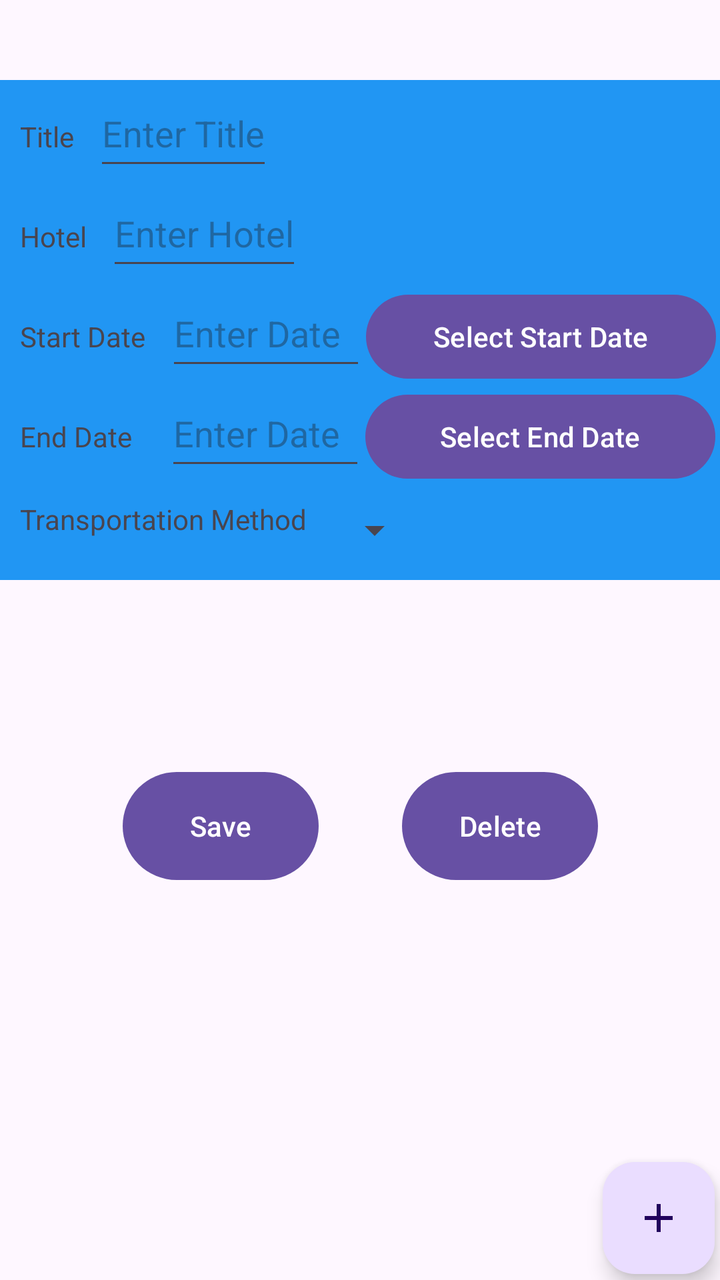
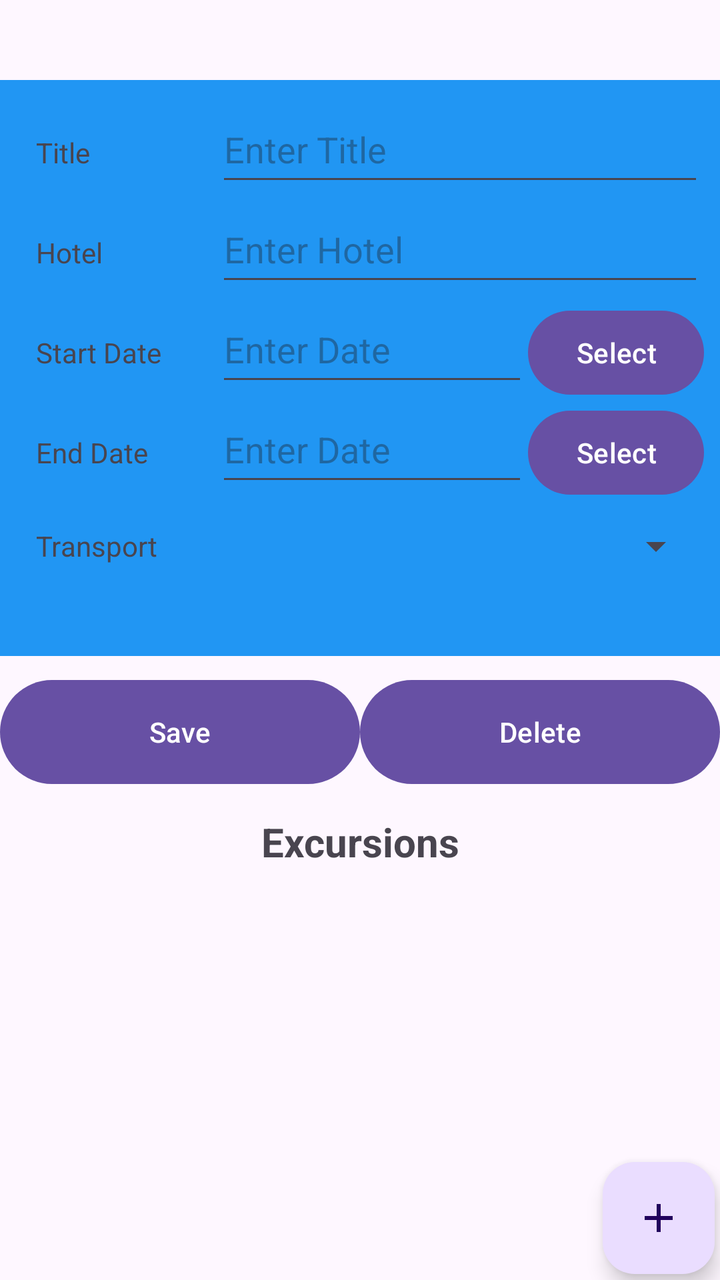

Compare the two renders of this Android layout. The source of the first and the diff that turns it into the second are given below.
<!-- AndroidManifest.xml: application theme Theme.D308VacationPlanner -->
<!-- res/layout/activity_vacation_details.xml -->
<?xml version="1.0" encoding="utf-8"?>
<androidx.constraintlayout.widget.ConstraintLayout xmlns:android="http://schemas.android.com/apk/res/android"
    xmlns:app="http://schemas.android.com/apk/res-auto"
    xmlns:tools="http://schemas.android.com/tools"
    android:id="@+id/main"
    android:layout_width="match_parent"
    android:layout_height="match_parent"
    tools:context=".UI.VacationDetailsActivity">

    <ScrollView
        android:id="@+id/scrollView2"
        android:layout_width="fill_parent"
        android:layout_height="wrap_content"
        android:layout_marginTop="40dp"
        android:background="#2196F3"
        app:layout_constraintHorizontal_bias="0.0"
        app:layout_constraintLeft_toLeftOf="parent"
        app:layout_constraintRight_toRightOf="parent"
        app:layout_constraintTop_toTopOf="parent">

        <LinearLayout
            android:layout_width="match_parent"
            android:layout_height="wrap_content"
            android:orientation="vertical">

            <LinearLayout
                android:layout_width="match_parent"
                android:layout_height="wrap_content"
                android:orientation="horizontal">

                <TextView
                    android:layout_width="wrap_content"
                    android:layout_height="50dp"
                    android:padding="10dp"
                    android:text="Title"></TextView>

                <EditText
                    android:id="@+id/titletext"
                    android:layout_width="wrap_content"
                    android:layout_height="50dp"
                    android:hint="Enter Title"></EditText>
            </LinearLayout>

            <LinearLayout
                android:layout_width="match_parent"
                android:layout_height="wrap_content"
                android:orientation="horizontal">

                <TextView
                    android:layout_width="wrap_content"
                    android:layout_height="50dp"
                    android:padding="10dp"
                    android:text="Hotel"></TextView>

                <EditText
                    android:id="@+id/hoteltext"
                    android:layout_width="wrap_content"
                    android:layout_height="50dp"
                    android:hint="Enter Hotel"></EditText>
            </LinearLayout>

            <LinearLayout
                android:layout_width="match_parent"
                android:layout_height="wrap_content"
                android:orientation="horizontal">

                <TextView
                    android:layout_width="wrap_content"
                    android:layout_height="50dp"
                    android:padding="10dp"
                    android:text="Start Date"></TextView>

                <EditText
                    android:id="@+id/startdate"
                    android:layout_width="100dp"
                    android:layout_height="50dp"
                    android:hint="Enter Date"></EditText>

                <Button
                    android:id="@+id/startdatebutton"
                    android:layout_width="175dp"
                    android:layout_height="50dp"
                    android:text="Select Start Date"></Button>
            </LinearLayout>

            <LinearLayout
                android:layout_width="match_parent"
                android:layout_height="wrap_content"
                android:orientation="horizontal">

                <TextView
                    android:layout_width="wrap_content"
                    android:layout_height="50dp"
                    android:padding="10dp"
                    android:text="End Date  "></TextView>

                <EditText
                    android:id="@+id/enddate"
                    android:layout_width="100dp"
                    android:layout_height="50dp"
                    android:hint="Enter Date"></EditText>

                <Button
                    android:id="@+id/enddatebutton"
                    android:layout_width="175dp"
                    android:layout_height="50dp"
                    android:text="Select End Date"></Button>
            </LinearLayout>

            <LinearLayout
                android:layout_width="match_parent"
                android:layout_height="wrap_content"
                android:orientation="horizontal">

                <TextView
                    android:layout_width="wrap_content"
                    android:layout_height="50dp"
                    android:padding="10dp"
                    android:text="Transportation Method"></TextView>

                <Spinner
                    android:id="@+id/transport"
                    android:layout_width="wrap_content"
                    android:layout_height="50dp"
                    android:hint="Choose Transport"></Spinner>
            </LinearLayout>
        </LinearLayout>

    </ScrollView>

    <com.google.android.material.floatingactionbutton.FloatingActionButton
        android:id="@+id/floatingActionButton2"
        android:layout_width="wrap_content"
        android:layout_height="wrap_content"
        android:clickable="true"
        app:layout_constraintBottom_toBottomOf="parent"
        app:layout_constraintEnd_toEndOf="parent"
        app:layout_constraintHorizontal_bias=".991"
        app:layout_constraintStart_toStartOf="parent"
        app:layout_constraintTop_toTopOf="parent"
        app:layout_constraintVertical_bias=".995"
        app:srcCompat="@drawable/baseline_add_24" />

    <LinearLayout
        android:layout_width="match_parent"
        android:layout_height="50dp"
        app:layout_constraintBottom_toTopOf="@+id/excursionRecyclerView"
        app:layout_constraintTop_toBottomOf="@+id/deleteButton">

        <TextView
            android:layout_width="match_parent"
            android:layout_height="50dp"
            android:gravity="center_horizontal|center_vertical"
            android:text="Excursions"
            android:textSize="10pt"
            android:textStyle="bold"></TextView>
    </LinearLayout>

    <androidx.recyclerview.widget.RecyclerView
        android:id="@+id/excursionRecyclerView"
        android:layout_width="409dp"
        android:layout_height="200dp"
        app:layout_constraintBottom_toBottomOf="parent"
        app:layout_constraintLeft_toLeftOf="parent"
        app:layout_constraintTop_toBottomOf="@+id/deleteButton"
        app:layout_constraintVertical_bias="0.547" />

    <Button
        android:id="@+id/deleteButton"
        android:layout_width="98dp"
        android:layout_height="62dp"
        android:layout_marginStart="138dp"
        android:layout_marginTop="92dp"
        android:text="Delete"
        app:layout_constraintEnd_toEndOf="parent"
        app:layout_constraintHorizontal_bias="0.508"
        app:layout_constraintStart_toStartOf="parent"
        app:layout_constraintTop_toBottomOf="@+id/scrollView2" />

    <Button
        android:id="@+id/saveButton"
        android:layout_width="98dp"
        android:layout_height="62dp"
        android:layout_marginTop="16dp"
        android:text="Save"
        app:layout_constraintBottom_toBottomOf="@+id/deleteButton"
        app:layout_constraintEnd_toStartOf="@+id/deleteButton"
        app:layout_constraintHorizontal_bias="0.596"
        app:layout_constraintStart_toStartOf="parent"
        app:layout_constraintTop_toBottomOf="@+id/scrollView2"
        app:layout_constraintVertical_bias="1.0" />

</androidx.constraintlayout.widget.ConstraintLayout>
<!-- resources referenced by this layout -->
<resources>
  <!-- drawable baseline_add_24 (drawable) -->
  <vector xmlns:android="http://schemas.android.com/apk/res/android" android:height="24dp" android:tint="#000000" android:viewportHeight="24" android:viewportWidth="24" android:width="24dp">
        
      <path android:fillColor="@android:color/white" android:pathData="M19,13h-6v6h-2v-6H5v-2h6V5h2v6h6v2z"/>
      
  </vector>
  <style name="Theme.D308VacationPlanner" parent="Base.Theme.D308VacationPlanner" />
  <style name="Base.Theme.D308VacationPlanner" parent="Theme.Material3.DayNight">
          
          
      </style>
</resources>

<!-- the commit's change to res/layout/activity_vacation_details.xml (unified diff, before → after) -->
@@ -9,19 +9,20 @@
 
     <ScrollView
         android:id="@+id/scrollView2"
-        android:layout_width="fill_parent"
-        android:layout_height="wrap_content"
-        android:layout_marginTop="40dp"
+        android:layout_width="0dp"
+        android:layout_height="0dp"
+        android:layout_marginTop="@dimen/header_margin_top"
         android:background="#2196F3"
-        app:layout_constraintHorizontal_bias="0.0"
-        app:layout_constraintLeft_toLeftOf="parent"
-        app:layout_constraintRight_toRightOf="parent"
+        app:layout_constraintEnd_toEndOf="parent"
+        app:layout_constraintHeight_percent="0.45"
+        app:layout_constraintStart_toStartOf="parent"
         app:layout_constraintTop_toTopOf="parent">
 
         <LinearLayout
             android:layout_width="match_parent"
             android:layout_height="wrap_content"
-            android:orientation="vertical">
+            android:orientation="vertical"
+            android:padding="@dimen/small_padding">
 
             <LinearLayout
                 android:layout_width="match_parent"
@@ -29,16 +30,18 @@
                 android:orientation="horizontal">
 
                 <TextView
-                    android:layout_width="wrap_content"
-                    android:layout_height="50dp"
+                    android:layout_width="100dp"
+                    android:layout_height="@dimen/edit_text_height"
+                    android:gravity="center_vertical"
                     android:padding="10dp"
-                    android:text="Title"></TextView>
+                    android:text="Title" />
 
                 <EditText
                     android:id="@+id/titletext"
-                    android:layout_width="wrap_content"
-                    android:layout_height="50dp"
-                    android:hint="Enter Title"></EditText>
+                    android:layout_width="0dp"
+                    android:layout_height="@dimen/edit_text_height"
+                    android:layout_weight="1"
+                    android:hint="Enter Title" />
             </LinearLayout>
 
             <LinearLayout
@@ -47,16 +50,18 @@
                 android:orientation="horizontal">
 
                 <TextView
-                    android:layout_width="wrap_content"
-                    android:layout_height="50dp"
+                    android:layout_width="100dp"
+                    android:layout_height="@dimen/edit_text_height"
+                    android:gravity="center_vertical"
                     android:padding="10dp"
-                    android:text="Hotel"></TextView>
+                    android:text="Hotel" />
 
                 <EditText
                     android:id="@+id/hoteltext"
-                    android:layout_width="wrap_content"
-                    android:layout_height="50dp"
-                    android:hint="Enter Hotel"></EditText>
+                    android:layout_width="0dp"
+                    android:layout_height="@dimen/edit_text_height"
+                    android:layout_weight="1"
+                    android:hint="Enter Hotel" />
             </LinearLayout>
 
             <LinearLayout
@@ -65,22 +70,24 @@
                 android:orientation="horizontal">
 
                 <TextView
-                    android:layout_width="wrap_content"
-                    android:layout_height="50dp"
+                    android:layout_width="100dp"
+                    android:layout_height="@dimen/edit_text_height"
+                    android:gravity="center_vertical"
                     android:padding="10dp"
-                    android:text="Start Date"></TextView>
+                    android:text="Start Date" />
 
                 <EditText
                     android:id="@+id/startdate"
-                    android:layout_width="100dp"
-                    android:layout_height="50dp"
-                    android:hint="Enter Date"></EditText>
+                    android:layout_width="0dp"
+                    android:layout_height="@dimen/edit_text_height"
+                    android:layout_weight="1"
+                    android:hint="Enter Date" />
 
                 <Button
                     android:id="@+id/startdatebutton"
-                    android:layout_width="175dp"
-                    android:layout_height="50dp"
-                    android:text="Select Start Date"></Button>
+                    android:layout_width="wrap_content"
+                    android:layout_height="@dimen/edit_text_height"
+                    android:text="Select" />
             </LinearLayout>
 
             <LinearLayout
@@ -89,22 +96,24 @@
                 android:orientation="horizontal">
 
                 <TextView
-                    android:layout_width="wrap_content"
-                    android:layout_height="50dp"
+                    android:layout_width="100dp"
+                    android:layout_height="@dimen/edit_text_height"
+                    android:gravity="center_vertical"
                     android:padding="10dp"
-                    android:text="End Date  "></TextView>
+                    android:text="End Date" />
 
                 <EditText
                     android:id="@+id/enddate"
-                    android:layout_width="100dp"
-                    android:layout_height="50dp"
-                    android:hint="Enter Date"></EditText>
+                    android:layout_width="0dp"
+                    android:layout_height="@dimen/edit_text_height"
+                    android:layout_weight="1"
+                    android:hint="Enter Date" />
 
                 <Button
                     android:id="@+id/enddatebutton"
-                    android:layout_width="175dp"
-                    android:layout_height="50dp"
-                    android:text="Select End Date"></Button>
+                    android:layout_width="wrap_content"
+                    android:layout_height="@dimen/edit_text_height"
+                    android:text="Select" />
             </LinearLayout>
 
             <LinearLayout
@@ -113,16 +122,17 @@
                 android:orientation="horizontal">
 
                 <TextView
-                    android:layout_width="wrap_content"
-                    android:layout_height="50dp"
+                    android:layout_width="100dp"
+                    android:layout_height="@dimen/edit_text_height"
+                    android:gravity="center_vertical"
                     android:padding="10dp"
-                    android:text="Transportation Method"></TextView>
+                    android:text="Transport" />
 
                 <Spinner
                     android:id="@+id/transport"
-                    android:layout_width="wrap_content"
-                    android:layout_height="50dp"
-                    android:hint="Choose Transport"></Spinner>
+                    android:layout_width="0dp"
+                    android:layout_height="@dimen/edit_text_height"
+                    android:layout_weight="1" />
             </LinearLayout>
         </LinearLayout>
 
@@ -142,52 +152,48 @@
         app:srcCompat="@drawable/baseline_add_24" />
 
     <LinearLayout
+        android:id="@+id/headerExcursions"
         android:layout_width="match_parent"
-        android:layout_height="50dp"
-        app:layout_constraintBottom_toTopOf="@+id/excursionRecyclerView"
+        android:layout_height="wrap_content"
+        android:orientation="vertical"
         app:layout_constraintTop_toBottomOf="@+id/deleteButton">
 
         <TextView
             android:layout_width="match_parent"
             android:layout_height="50dp"
-            android:gravity="center_horizontal|center_vertical"
+            android:gravity="center"
             android:text="Excursions"
-            android:textSize="10pt"
-            android:textStyle="bold"></TextView>
+            android:textSize="20sp"
+            android:textStyle="bold" />
     </LinearLayout>
 
     <androidx.recyclerview.widget.RecyclerView
         android:id="@+id/excursionRecyclerView"
-        android:layout_width="409dp"
-        android:layout_height="200dp"
+        android:layout_width="0dp"
+        android:layout_height="0dp"
         app:layout_constraintBottom_toBottomOf="parent"
-        app:layout_constraintLeft_toLeftOf="parent"
-        app:layout_constraintTop_toBottomOf="@+id/deleteButton"
-        app:layout_constraintVertical_bias="0.547" />
+        app:layout_constraintEnd_toEndOf="parent"
+        app:layout_constraintStart_toStartOf="parent"
+        app:layout_constraintTop_toBottomOf="@+id/headerExcursions" />
 
     <Button
         android:id="@+id/deleteButton"
-        android:layout_width="98dp"
-        android:layout_height="62dp"
-        android:layout_marginStart="138dp"
-        android:layout_marginTop="92dp"
+        android:layout_width="0dp"
+        android:layout_height="@dimen/button_height"
+        android:layout_marginTop="@dimen/small_padding"
         android:text="Delete"
         app:layout_constraintEnd_toEndOf="parent"
-        app:layout_constraintHorizontal_bias="0.508"
-        app:layout_constraintStart_toStartOf="parent"
+        app:layout_constraintStart_toEndOf="@+id/saveButton"
         app:layout_constraintTop_toBottomOf="@+id/scrollView2" />
 
     <Button
         android:id="@+id/saveButton"
-        android:layout_width="98dp"
-        android:layout_height="62dp"
-        android:layout_marginTop="16dp"
+        android:layout_width="0dp"
+        android:layout_height="@dimen/button_height"
+        android:layout_marginTop="@dimen/small_padding"
         android:text="Save"
-        app:layout_constraintBottom_toBottomOf="@+id/deleteButton"
         app:layout_constraintEnd_toStartOf="@+id/deleteButton"
-        app:layout_constraintHorizontal_bias="0.596"
         app:layout_constraintStart_toStartOf="parent"
-        app:layout_constraintTop_toBottomOf="@+id/scrollView2"
-        app:layout_constraintVertical_bias="1.0" />
+        app:layout_constraintTop_toBottomOf="@+id/scrollView2" />
 
 </androidx.constraintlayout.widget.ConstraintLayout>
<!-- resource entries referenced after the edit -->
@@ -1,5 +1,9 @@
 <!-- resources referenced by this layout -->
 <resources>
+  <dimen name="button_height">60dp</dimen>
+  <dimen name="edit_text_height">50dp</dimen>
+  <dimen name="header_margin_top">40dp</dimen>
+  <dimen name="small_padding">8dp</dimen>
   <!-- drawable baseline_add_24 (drawable) -->
   <vector xmlns:android="http://schemas.android.com/apk/res/android" android:height="24dp" android:tint="#000000" android:viewportHeight="24" android:viewportWidth="24" android:width="24dp">
         
